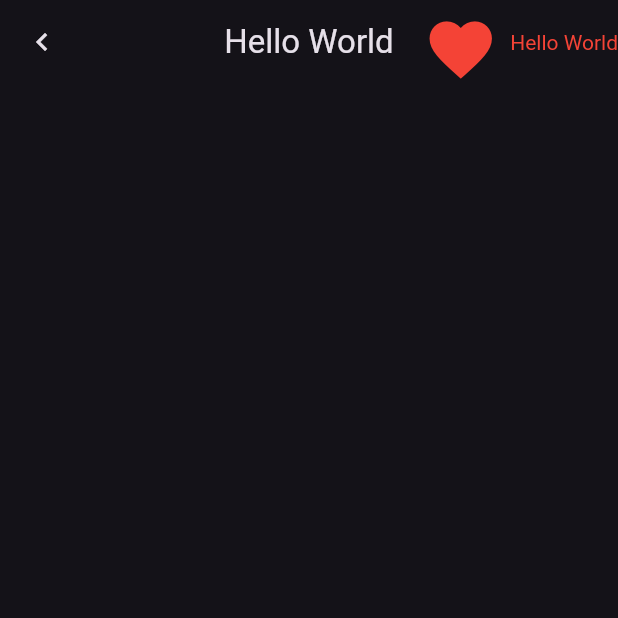
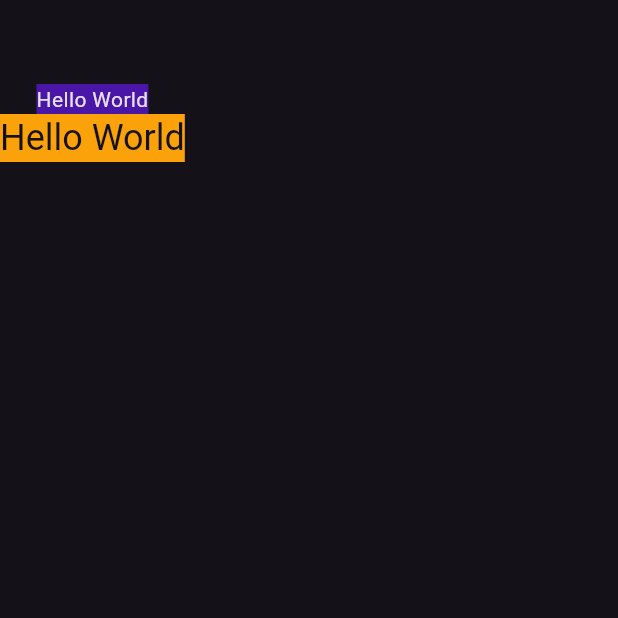
Before and after one commit to SertacN/flutter_learn, a Flutter app: the screen it shows after launch, on a phone screen of 412 x 824 dp, the top half of it. Run offline on Flutter 3.47's test engine with Material 3 defaults, Android fonts, the phone set to English and light mode, and no system bars.

Commit message:
color-icon learn

```diff
--- /dev/null
+++ b/flutter_learn/lib/100/colors_learn.dart
@@ -0,0 +1,33 @@
+import 'package:flutter/material.dart';
+
+class ColorLearn extends StatelessWidget {
+  ColorLearn({super.key});
+  final ColorItems colorItems = ColorItems();
+  @override
+  Widget build(BuildContext context) {
+    return Scaffold(
+      appBar: AppBar(),
+      body: Column(
+        children: [
+          Container(
+            color: ColorItems().blueGem,
+            child: const Text('Hello World'),
+          ),
+          Container(
+            color: colorItems.california,
+            child: Text('Hello World',
+                style: Theme.of(context)
+                    .textTheme
+                    .headlineSmall
+                    ?.copyWith(color: Theme.of(context).primaryColor)),
+          ),
+        ],
+      ),
+    );
+  }
+}
+
+class ColorItems {
+  final Color california = const Color(0xFFFBA109);
+  final Color blueGem = const Color.fromRGBO(74, 22, 167, 1);
+}
--- a/flutter_learn/lib/main.dart
+++ b/flutter_learn/lib/main.dart
@@ -1,6 +1,8 @@
 import 'package:flutter/material.dart';
 import 'package:flutter/services.dart';
-import 'package:flutter_learn/100/appbar_learn.dart';
+import 'package:flutter_learn/100/colors_learn.dart';
+// import 'package:flutter_learn/100/appbar_learn.dart';
+// import 'package:flutter_learn/100/icon_learn.dart';
 // import 'package:flutter_learn/100/button_learn.dart';
 // import 'package:flutter_learn/100/container_sized_box_learn.dart';
 // import 'package:flutter_learn/100/scaffold_learn.dart';
@@ -26,7 +28,7 @@ class MyApp extends StatelessWidget {
         elevation: 0,
         systemOverlayStyle: SystemUiOverlayStyle.light,
       )),
-      home: const AppbarLearn(),
+      home: ColorLearn(),
     );
   }
 }
```
Also changed, not shown: flutter_learn/lib/100/icon_learn.dart (added, +45 -0 lines), 4 other files.
